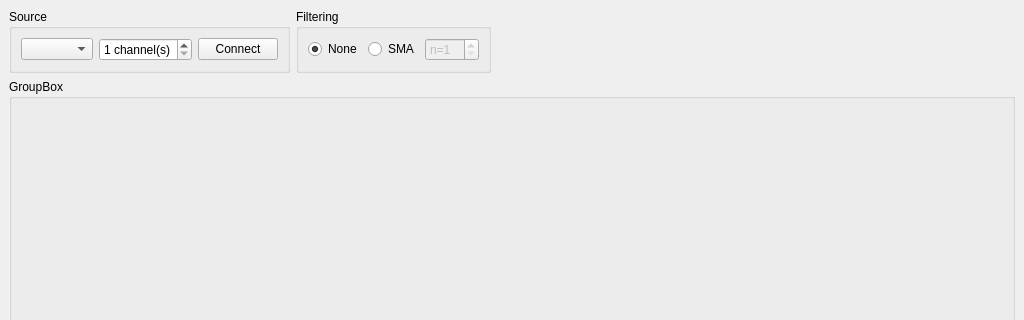
Before: the Qt Designer form serplot/mainwindow.ui in mFoxRU/serial-plotting-pyqtgraph, drawn with Qt 5; both pictures show x 0 to 1024 and y 0 to 320 of the 1024 by 700 pixel window.
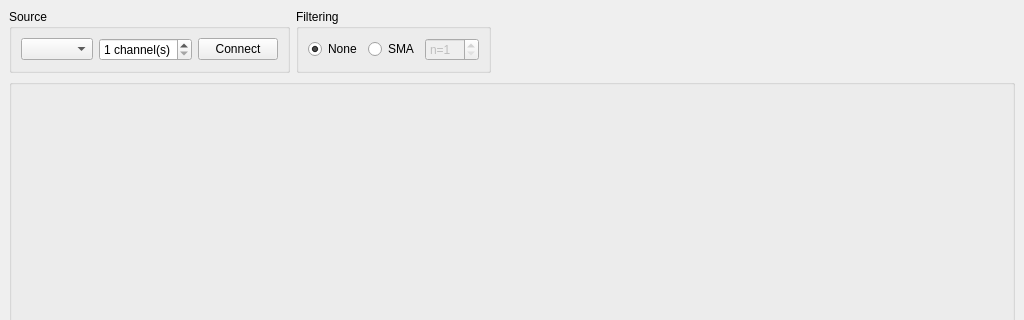
After: the same form once the commit is applied.

The edit to the form file:
```diff
--- a/serplot/mainwindow.ui
+++ b/serplot/mainwindow.ui
@@ -120,7 +120,7 @@
     <item row="1" column="0" colspan="3">
      <widget class="QGroupBox" name="w_box_plot">
       <property name="title">
-       <string>GroupBox</string>
+       <string/>
       </property>
      </widget>
     </item>
```
